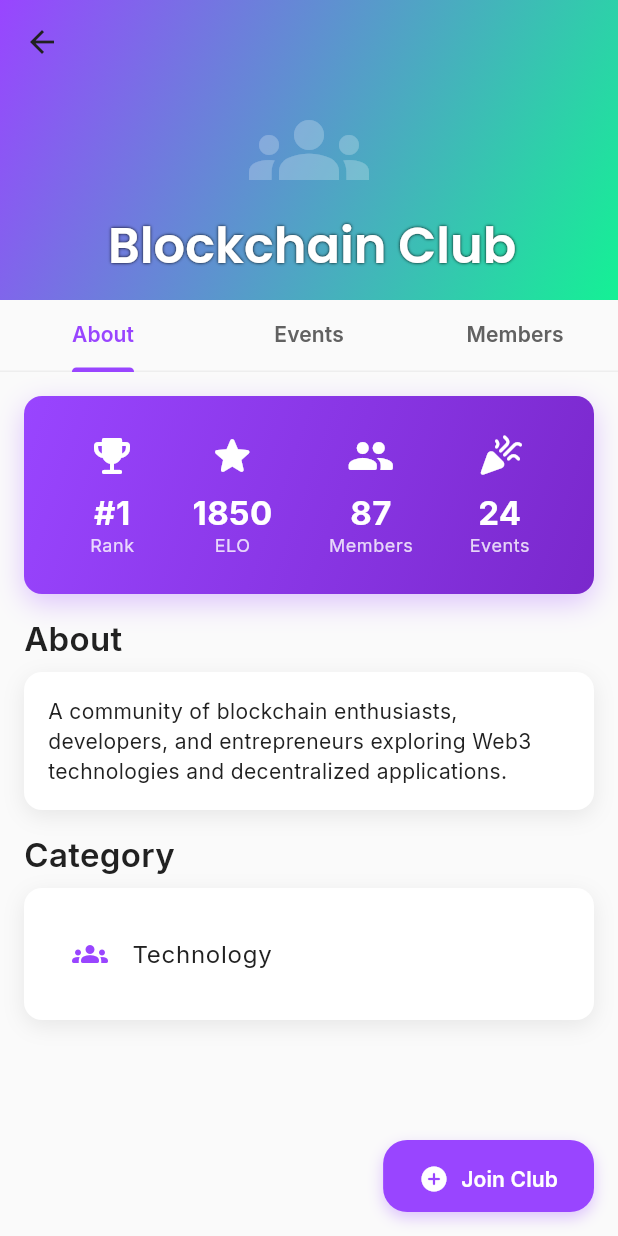
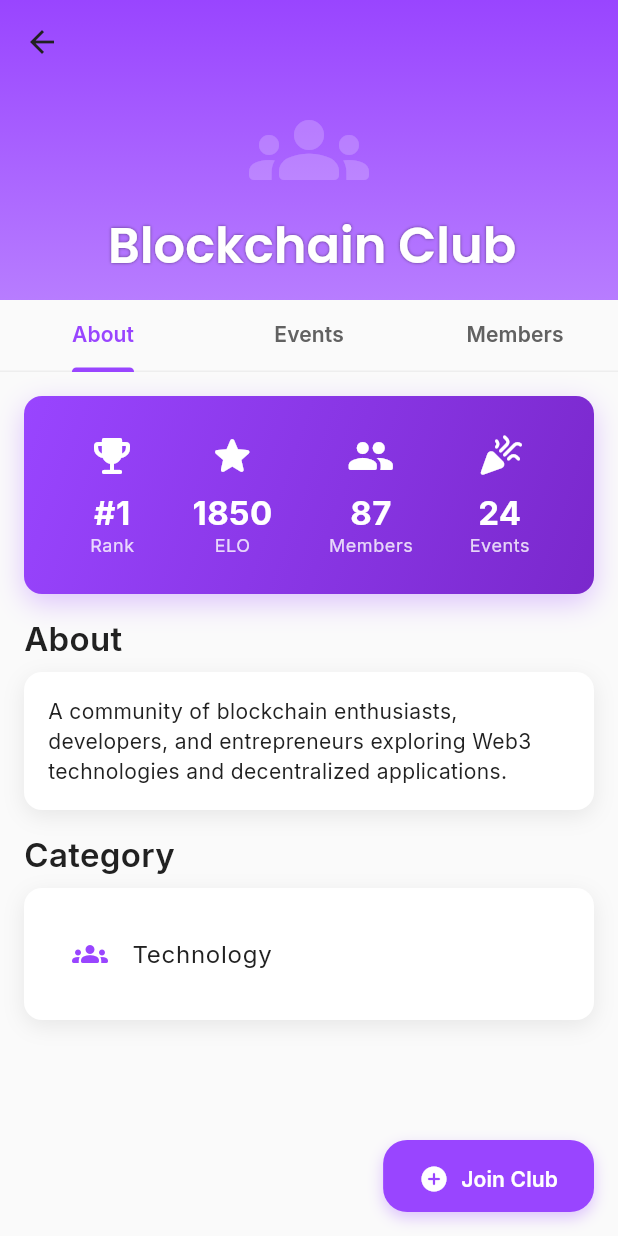
Before and after one commit to chennethelius/proof-of-engagement, a Flutter app: the ClubDetailScreen screen opened directly with empty values, on a phone screen of 412 x 824 dp. Run offline on Flutter 3.47's test engine with Material 3 defaults, Android fonts, the light colour scheme and no system bars; our stand-ins replace flutter_image_compress, flutter_riverpod, freezed_annotation, go_router, google_fonts, image_picker and 2 more; missing offline and left inert: bip39, bs58check, ed25519_hd_key, mobile_scanner, solana; accounts and stored records are empty.

Commit message:
fix: minor ui tweaks
changed club banner ui gradient to one color

```diff
--- a/proof-of-engagement-app/lib/features/clubs/presentation/screens/club_detail_screen.dart
+++ b/proof-of-engagement-app/lib/features/clubs/presentation/screens/club_detail_screen.dart
@@ -98,26 +98,26 @@ class _ClubDetailScreenState extends ConsumerState<ClubDetailScreen>
               flexibleSpace: FlexibleSpaceBar(
                 title: Text(
                   club['name'],
-                  style: const TextStyle(
-                    color: Colors.white,
-                    shadows: [Shadow(blurRadius: 2, color: Colors.black)],
+                  style: TextStyle(
+                    color: AppColors.white,
+                    shadows: [Shadow(blurRadius: 2, color: AppColors.black.withOpacity(0.5))],
                   ),
                 ),
                 background: Container(
                   decoration: BoxDecoration(
                     gradient: LinearGradient(
-                      begin: Alignment.topLeft,
-                      end: Alignment.bottomRight,
+                      begin: Alignment.topCenter,
+                      end: Alignment.bottomCenter,
                       colors: [
-                        Theme.of(context).colorScheme.primary,
-                        Theme.of(context).colorScheme.secondary,
+                        AppColors.primaryPurple,
+                        AppColors.primaryPurple.withOpacity(0.7),
                       ],
                     ),
                   ),
-                  child: const Icon(
-                    Icons.groups,
+                  child: Icon(
+                    AppIcons.clubs,
                     size: 80,
-                    color: Colors.white24,
+                    color: AppColors.white.withOpacity(0.2),
                   ),
                 ),
               ),
```
Also changed, not shown: proof-of-engagement-app/lib/features/events/presentation/screens/event_detail_screen.dart (+8 -8 lines).
